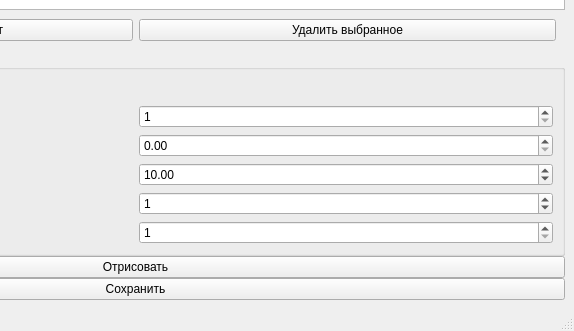
Qt form source/mainwindow.ui (Student-Experimental-Physics-Laboratory/self-water-talbot) before a commit; both pictures show x 744 to 1318 and y 459 to 790 of the 1318 by 790 pixel window.
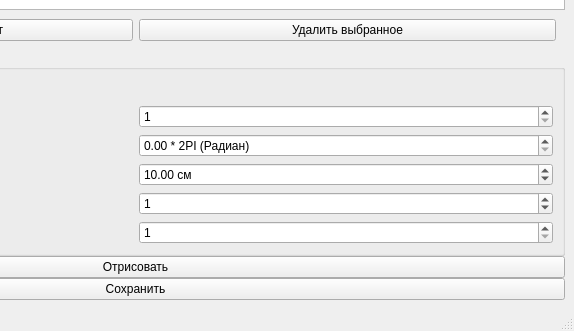
The same form after that commit. Custom widgets are drawn as their Qt base class.

```diff
--- a/source/mainwindow.ui
+++ b/source/mainwindow.ui
@@ -212,7 +212,17 @@
                 </widget>
                </item>
                <item>
-                <widget class="QDoubleSpinBox" name="phase_input"/>
+                <widget class="QDoubleSpinBox" name="phase_input">
+                 <property name="suffix">
+                  <string> * 2PI (Радиан)</string>
+                 </property>
+                 <property name="maximum">
+                  <double>1.000000000000000</double>
+                 </property>
+                 <property name="singleStep">
+                  <double>0.100000000000000</double>
+                 </property>
+                </widget>
                </item>
               </layout>
              </item>
@@ -227,6 +237,9 @@
                </item>
                <item>
                 <widget class="QDoubleSpinBox" name="wave_len_input">
+                 <property name="suffix">
+                  <string> см</string>
+                 </property>
                  <property name="maximum">
                   <double>99999.990000000005239</double>
                  </property>
```
Left out of the diff: 2 changed lines with no effect on the pictures.
